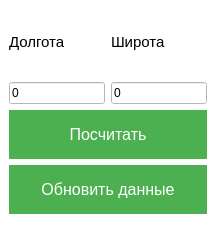
Before: the Qt Designer form weather_forecast/mainwindow.ui in 3614N/weather-forecast, drawn with Qt 5.
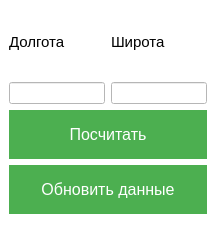
After: the same form once the commit is applied.

What changed in the file:
```diff
--- a/weather_forecast/mainwindow.ui
+++ b/weather_forecast/mainwindow.ui
@@ -41,14 +41,14 @@
     <item row="1" column="0">
      <widget class="QLineEdit" name="latitude">
       <property name="text">
-       <string>0</string>
+       <string/>
       </property>
      </widget>
     </item>
     <item row="1" column="1">
      <widget class="QLineEdit" name="longitude">
       <property name="text">
-       <string>0</string>
+       <string/>
       </property>
      </widget>
     </item>
```
